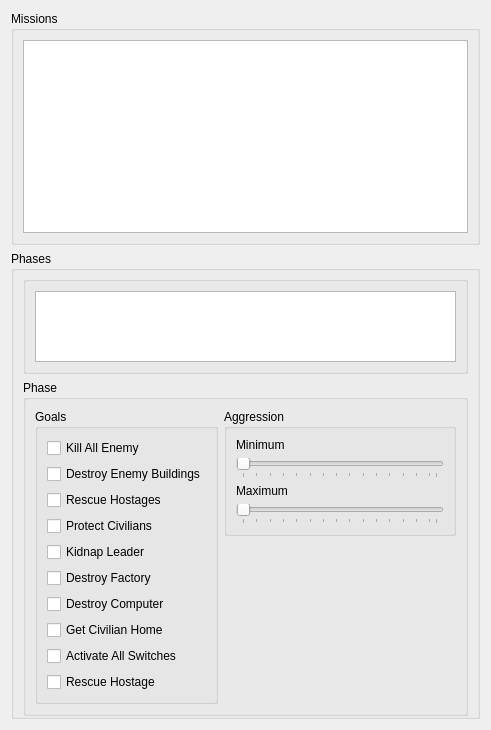
Before: the Qt Designer form Source/Dialogs/CampaignDialog.ui in OpenFodder/editor, drawn with Qt 5.
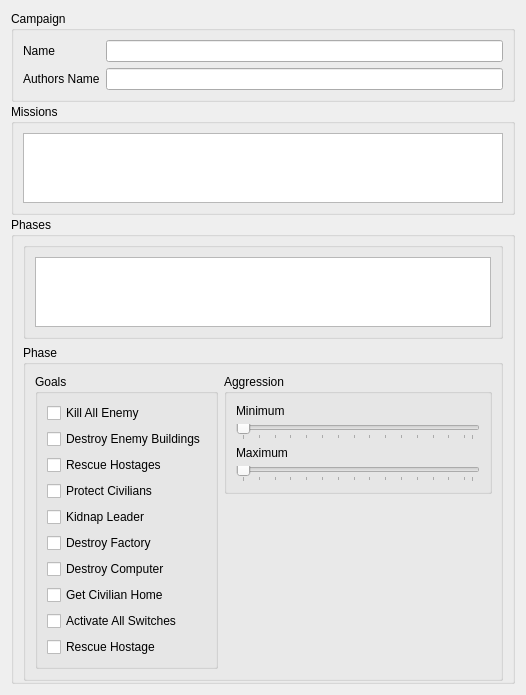
After: the same form once the commit is applied.

Commit message: Can now edit mission/phase names, can add new missions/phases

Patch:
```diff
--- a/Source/Dialogs/CampaignDialog.ui
+++ b/Source/Dialogs/CampaignDialog.ui
@@ -7,13 +7,49 @@
     <x>0</x>
     <y>0</y>
     <width>491</width>
-    <height>730</height>
+    <height>681</height>
    </rect>
   </property>
   <property name="windowTitle">
    <string/>
   </property>
-  <layout class="QVBoxLayout" name="verticalLayout_2" stretch="1,2">
+  <layout class="QVBoxLayout" name="verticalLayout_2" stretch="0,1,2">
+   <property name="spacing">
+    <number>2</number>
+   </property>
+   <item>
+    <widget class="QGroupBox" name="groupBox_7">
+     <property name="title">
+      <string>Campaign</string>
+     </property>
+     <layout class="QFormLayout" name="formLayout_2">
+      <item row="2" column="0">
+       <widget class="QLabel" name="label_3">
+        <property name="text">
+         <string>Authors Name</string>
+        </property>
+       </widget>
+      </item>
+      <item row="0" column="1">
+       <widget class="QLineEdit" name="mCampaignName">
+        <property name="readOnly">
+         <bool>true</bool>
+        </property>
+       </widget>
+      </item>
+      <item row="2" column="1">
+       <widget class="QLineEdit" name="mAuthorsName"/>
+      </item>
+      <item row="0" column="0">
+       <widget class="QLabel" name="label_4">
+        <property name="text">
+         <string>Name</string>
+        </property>
+       </widget>
+      </item>
+     </layout>
+    </widget>
+   </item>
    <item>
     <widget class="QGroupBox" name="groupBox">
      <property name="title">
@@ -35,7 +71,7 @@
      <property name="title">
       <string>Phases</string>
      </property>
-     <layout class="QVBoxLayout" name="verticalLayout_3" stretch="1,1">
+     <layout class="QVBoxLayout" name="verticalLayout_3" stretch="1,0">
       <property name="topMargin">
        <number>5</number>
       </property>
@@ -66,8 +102,11 @@
         <property name="title">
          <string>Phase</string>
         </property>
-        <layout class="QHBoxLayout" name="horizontalLayout">
-         <item>
+        <layout class="QFormLayout" name="formLayout">
+         <property name="rightMargin">
+          <number>8</number>
+         </property>
+         <item row="0" column="0">
           <widget class="QGroupBox" name="groupBox_5">
            <property name="title">
             <string>Goals</string>
@@ -146,12 +185,30 @@
            </layout>
           </widget>
          </item>
-         <item alignment="Qt::AlignTop">
+         <item row="0" column="1">
           <widget class="QGroupBox" name="groupBox_6">
+           <property name="minimumSize">
+            <size>
+             <width>268</width>
+             <height>120</height>
+            </size>
+           </property>
+           <property name="maximumSize">
+            <size>
+             <width>268</width>
+             <height>120</height>
+            </size>
+           </property>
            <property name="title">
             <string>Aggression</string>
            </property>
-           <layout class="QVBoxLayout" name="verticalLayout_4">
+           <layout class="QVBoxLayout" name="verticalLayout_4" stretch="0,0,0,0">
+            <property name="topMargin">
+             <number>10</number>
+            </property>
+            <property name="bottomMargin">
+             <number>9</number>
+            </property>
             <item>
              <widget class="QLabel" name="label">
               <property name="text">
```
Left out of the diff: 12 changed lines with no effect on the pictures. The commit also changes 10 other files.
